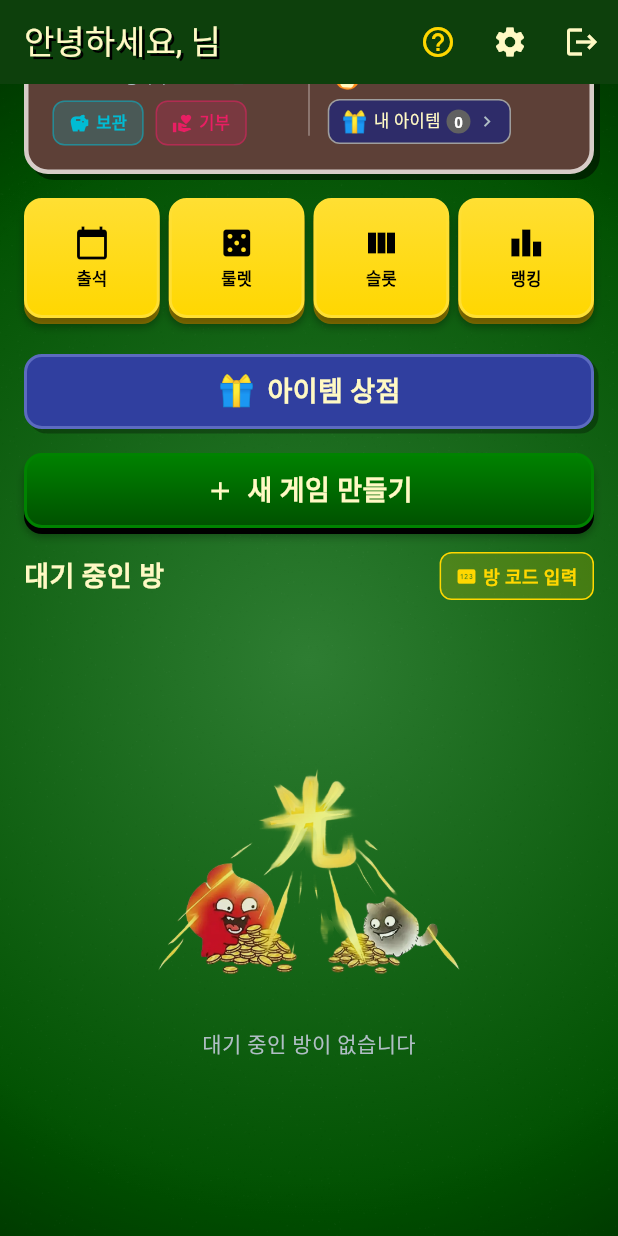
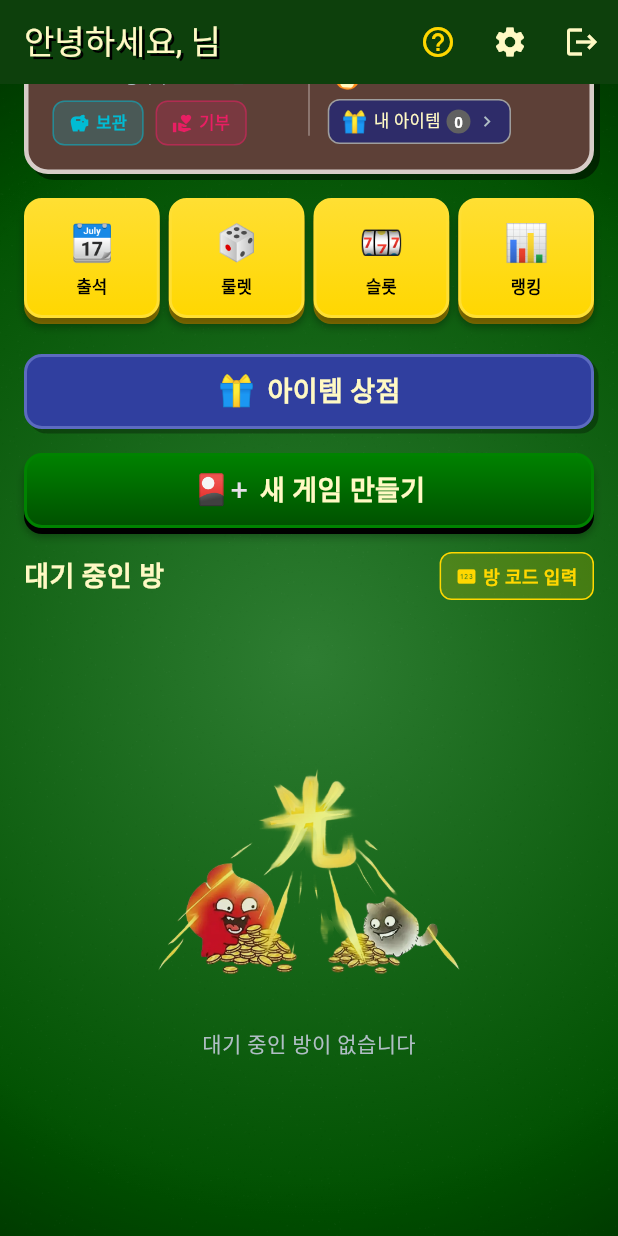
Before and after one commit to keenwind85/go-stop-flutter, a Flutter app: the screen it shows once a user with an empty profile is signed in, scrolled down 77 dp, after a tap on "확인", on a phone screen of 412 x 824 dp. Run offline on Flutter 3.47's test engine with Material 3 defaults, Android fonts, the phone set to English and light mode, and no system bars; our stand-ins replace audioplayers, firebase_auth, firebase_core, firebase_database, firebase_remote_config, flutter_riverpod and 3 more; missing offline and left inert: dart:html, flame, slot_machine_roller; accounts and stored records are empty; statements that could not run were skipped.

Commit message:
Replace button icons with emojis in lobby screen
- 출석: Icons.calendar_today → 📆
- 룰렛: Icons.casino → 🎲
- 슬롯: Icons.view_column → 🎰
- 랭킹: Icons.leaderboard → 📊
- 새 게임 만들기: Icons.add → 🎴+
- 방 목록 아이템: Icons.videogame_asset → 🎮
- Update "방 코드" to "방코드" (remove space)

🤖 Generated with [Claude Code](https://claude.com/claude-code)

Co-Authored-By: Claude Opus 4.5 <noreply@anthropic.com>

```diff
--- a/lib/ui/screens/lobby_screen.dart
+++ b/lib/ui/screens/lobby_screen.dart
@@ -905,7 +905,7 @@ class _LobbyScreenState extends ConsumerState<LobbyScreen>
                     child: Row(
                       mainAxisAlignment: MainAxisAlignment.center,
                       children: const [
-                        Icon(Icons.add, color: AppColors.text, size: 20),
+                        Text('🎴+', style: TextStyle(fontSize: 20)),
                         SizedBox(width: 8),
                         Text(
                           '새 게임 만들기',
@@ -1034,15 +1034,14 @@ class _LobbyScreenState extends ConsumerState<LobbyScreen>
                                 ],
                               ),
                               child: ListTile(
-                                leading: const Icon(
-                                  Icons.videogame_asset,
-                                  color: AppColors.woodDark,
-                                  size: 32,
+                                leading: const Text(
+                                  '🎮',
+                                  style: TextStyle(fontSize: 28),
                                 ),
                                 title: Row(
                                   children: [
                                     Text(
-                                      '방 코드: ${room.roomId}',
+                                      '방코드: ${room.roomId}',
                                       style: const TextStyle(
                                         color: AppColors.woodDark,
                                         fontWeight: FontWeight.bold,
@@ -1385,7 +1384,7 @@ class _LobbyScreenState extends ConsumerState<LobbyScreen>
         // 출석
         Expanded(
           child: _buildActionButton(
-            icon: Icons.calendar_today,
+            emoji: '📆',
             label: '출석',
             color: Colors.green,
             onTap: _checkAttendance,
@@ -1395,7 +1394,7 @@ class _LobbyScreenState extends ConsumerState<LobbyScreen>
         // 룰렛
         Expanded(
           child: _buildActionButton(
-            icon: Icons.casino,
+            emoji: '🎲',
             label: '룰렛',
             color: Colors.purple,
             onTap: _showRouletteDialog,
@@ -1405,7 +1404,7 @@ class _LobbyScreenState extends ConsumerState<LobbyScreen>
         // 슬롯
         Expanded(
           child: _buildActionButton(
-            icon: Icons.view_column,
+            emoji: '🎰',
             label: '슬롯',
             color: Colors.teal,
             onTap: _showSlotMachineDialog,
@@ -1415,7 +1414,7 @@ class _LobbyScreenState extends ConsumerState<LobbyScreen>
         // 랭킹
         Expanded(
           child: _buildActionButton(
-            icon: Icons.leaderboard,
+            emoji: '📊',
             label: '랭킹',
             color: Colors.orange,
             onTap: _showLeaderboard,
@@ -1426,7 +1425,7 @@ class _LobbyScreenState extends ConsumerState<LobbyScreen>
   }
 
   Widget _buildActionButton({
-    required IconData icon,
+    required String emoji,
     required String label,
     required Color color, // color is now ignored for icon/text color but kept for function signature
     required VoidCallback onTap,
@@ -1441,7 +1440,7 @@ class _LobbyScreenState extends ConsumerState<LobbyScreen>
         mainAxisAlignment: MainAxisAlignment.center,
         mainAxisSize: MainAxisSize.min,
         children: [
-          Icon(icon, color: Colors.black, size: 24), // Icon is now Black
+          Text(emoji, style: const TextStyle(fontSize: 24)), // Emoji instead of Icon
           const SizedBox(height: 4),
           FittedBox(
             fit: BoxFit.scaleDown,
```
